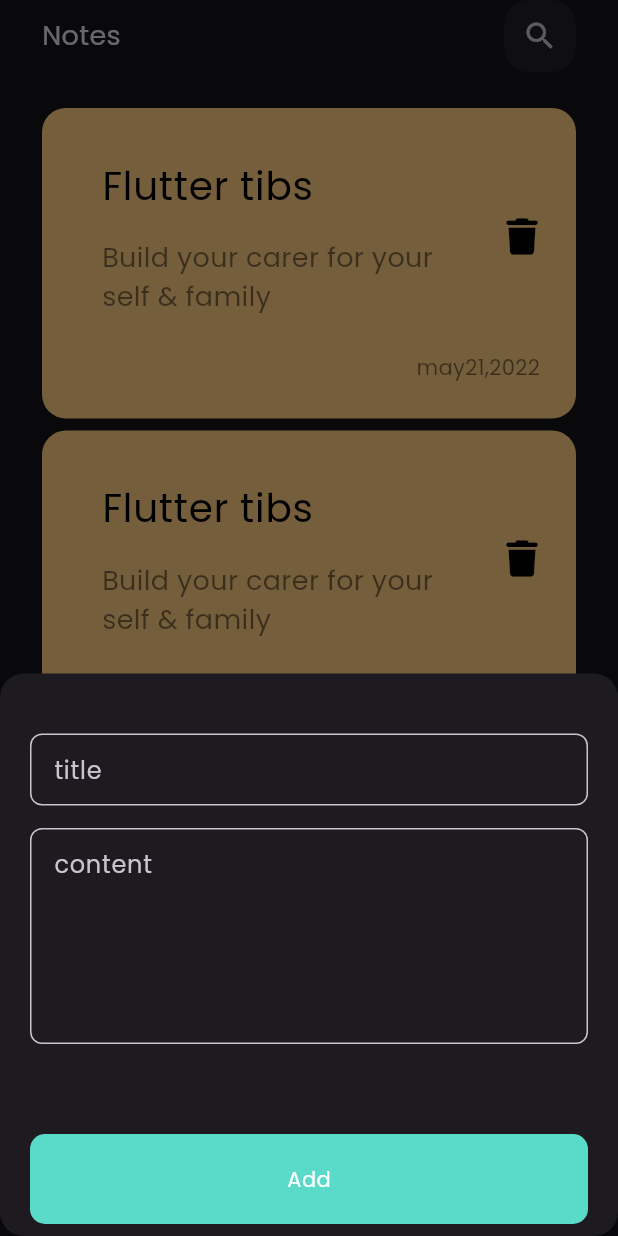
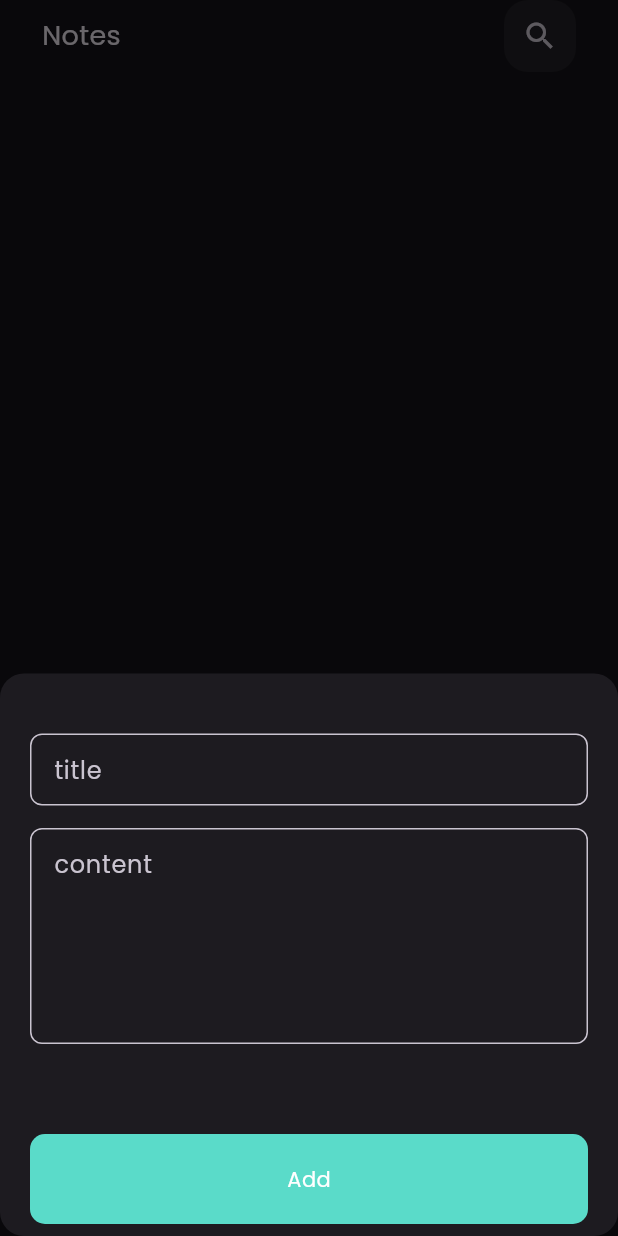
Before and after one commit to AmrMohamed97/local_notes, a Flutter app: the screen it shows after launch, after a tap on the "add" icon, on a phone screen of 412 x 824 dp. Run offline on Flutter 3.47's test engine with Material 3 defaults, Android fonts, the phone set to English and light mode, and no system bars; our stand-ins replace bloc, flutter_bloc, font_awesome_flutter, hive, hive_flutter; accounts and stored records are empty.

```diff
--- a/lib/main.dart
+++ b/lib/main.dart
@@ -1,9 +1,11 @@
 import 'package:bloc/bloc.dart';
 import 'package:flutter/material.dart';
+import 'package:flutter_bloc/flutter_bloc.dart';
 import 'package:hive_flutter/hive_flutter.dart';
 import 'package:local_notes_app/core/models/note_model.dart';
 import 'package:local_notes_app/core/utiles/constants.dart';
 import 'package:local_notes_app/core/utiles/my_observer.dart';
+import 'package:local_notes_app/manager/view_note_cubit.dart';
 import 'package:local_notes_app/views/note_view/notes_view.dart';
 
 void main() async {
@@ -22,13 +24,18 @@ class MyApp extends StatelessWidget {
   // This widget is the root of your application.
   @override
   Widget build(BuildContext context) {
-    return MaterialApp(
-      debugShowCheckedModeBanner: false,
-      theme: ThemeData(
-        brightness: Brightness.dark,
-        fontFamily: 'Poppins',
+    return MultiBlocProvider(
+      providers: [
+        BlocProvider(create: (context) => ViewNoteCubit()..viewNote()),
+      ],
+      child: MaterialApp(
+        debugShowCheckedModeBanner: false,
+        theme: ThemeData(
+          brightness: Brightness.dark,
+          fontFamily: 'Poppins',
+        ),
+        home: const NotesView(),
       ),
-      home: const NotesView(),
     );
   }
 }
--- /dev/null
+++ b/lib/manager/view_note_cubit.dart
@@ -0,0 +1,14 @@
+import 'package:flutter_bloc/flutter_bloc.dart';
+import 'package:hive/hive.dart';
+import 'package:local_notes_app/core/models/note_model.dart';
+import 'package:local_notes_app/core/utiles/constants.dart';
+import 'package:local_notes_app/manager/view_note_state.dart';
+
+class ViewNoteCubit extends Cubit<ViewNoteState> {
+  ViewNoteCubit() : super(ViewNoteInitialState());
+  List<NoteModel>? allNotes;
+  void viewNote() {
+    var notes = Hive.box<NoteModel>(kNotesBox);
+    allNotes = notes.values.toList();
+  }
+}
--- /dev/null
+++ b/lib/manager/view_note_state.dart
@@ -0,0 +1,3 @@
+abstract class ViewNoteState {}
+
+class ViewNoteInitialState extends ViewNoteState {}
--- a/lib/manager/add_note_cubit.dart
+++ b/lib/views/note_view/manager/add_note_cubit.dart
@@ -2,7 +2,7 @@ import 'package:bloc/bloc.dart';
 import 'package:hive_flutter/hive_flutter.dart';
 import 'package:local_notes_app/core/models/note_model.dart';
 import 'package:local_notes_app/core/utiles/constants.dart';
-import 'package:local_notes_app/manager/add_note_state.dart';
+import 'package:local_notes_app/views/note_view/manager/add_note_state.dart';
 
 class AddNoteCubit extends Cubit<AddNoteState> {
   AddNoteCubit() : super(AddNoteInitialState());
--- a/lib/views/note_view/notes_view.dart
+++ b/lib/views/note_view/notes_view.dart
@@ -4,11 +4,10 @@ import 'package:local_notes_app/views/note_view/widgets/note_view_body.dart';
 
 class NotesView extends StatelessWidget {
   const NotesView({super.key});
-  static const id = '/';
   @override
   Widget build(BuildContext context) {
     return Scaffold(
-      resizeToAvoidBottomInset: true,
+      resizeToAvoidBottomInset: false,
       floatingActionButton: FloatingActionButton(
         onPressed: () {
           showModalBottomSheet(
--- a/lib/views/note_view/widgets/add_notes_sheet.dart
+++ b/lib/views/note_view/widgets/add_notes_sheet.dart
@@ -1,8 +1,8 @@
 import 'package:flutter/cupertino.dart';
 import 'package:flutter/material.dart';
 import 'package:flutter_bloc/flutter_bloc.dart';
-import 'package:local_notes_app/manager/add_note_cubit.dart';
-import 'package:local_notes_app/manager/add_note_state.dart';
+import 'package:local_notes_app/views/note_view/manager/add_note_cubit.dart';
+import 'package:local_notes_app/views/note_view/manager/add_note_state.dart';
 import 'package:local_notes_app/views/note_view/widgets/add_notes_form.dart';
 
 class AddNoteBottemSheet extends StatelessWidget {
--- a/lib/views/note_view/widgets/note_item.dart
+++ b/lib/views/note_view/widgets/note_item.dart
@@ -1,10 +1,11 @@
 import 'package:flutter/material.dart';
 import 'package:font_awesome_flutter/font_awesome_flutter.dart';
+import 'package:local_notes_app/core/models/note_model.dart';
 import 'package:local_notes_app/views/edit_note/edit_note_view.dart';
 
 class NoteItem extends StatelessWidget {
-  const NoteItem({super.key});
-
+  const NoteItem({super.key, required this.note});
+  final NoteModel note;
   @override
   Widget build(BuildContext context) {
     return GestureDetector(
@@ -15,16 +16,16 @@ class NoteItem extends StatelessWidget {
       child: Container(
         padding: const EdgeInsetsDirectional.only(top: 24.0, start: 24.0),
         decoration: BoxDecoration(
-          color: const Color(0xffffcc80),
+          color: Color(note.color),
           borderRadius: BorderRadius.circular(16.0),
         ),
         child: Column(
           crossAxisAlignment: CrossAxisAlignment.end,
           children: [
             ListTile(
-              title: const Text(
-                'Flutter tibs',
-                style: TextStyle(
+              title: Text(
+                note.title,
+                style: const TextStyle(
                   fontSize: 26.0,
                   color: Colors.black,
                 ),
@@ -32,7 +33,7 @@ class NoteItem extends StatelessWidget {
               subtitle: Padding(
                 padding: const EdgeInsets.only(top: 16.0),
                 child: Text(
-                  'Build your carer for your self & family',
+                  note.subTitle,
                   style: TextStyle(
                     color: Colors.black.withOpacity(0.5),
                     fontSize: 18.0,
@@ -48,7 +49,7 @@ class NoteItem extends StatelessWidget {
                 padding: const EdgeInsetsDirectional.only(
                     top: 16.0, bottom: 24, end: 24.0),
                 child: Text(
-                  'may21,2022',
+                  note.date,
                   style: TextStyle(
                     color: Colors.black.withOpacity(0.5),
                   ),
--- a/lib/views/note_view/widgets/note_list_view.dart
+++ b/lib/views/note_view/widgets/note_list_view.dart
@@ -1,4 +1,8 @@
 import 'package:flutter/material.dart';
+import 'package:flutter_bloc/flutter_bloc.dart';
+import 'package:local_notes_app/core/models/note_model.dart';
+import 'package:local_notes_app/manager/view_note_cubit.dart';
+import 'package:local_notes_app/manager/view_note_state.dart';
 import 'package:local_notes_app/views/note_view/widgets/note_item.dart';
 
 class NoteListView extends StatelessWidget {
@@ -6,12 +10,20 @@ class NoteListView extends StatelessWidget {
 
   @override
   Widget build(BuildContext context) {
-    return ListView.builder(
-      padding: const EdgeInsets.only(top: 20.0),
-      itemBuilder: (context, index) => const Padding(
-        padding: EdgeInsets.symmetric(vertical: 4.0),
-        child: NoteItem(),
-      ),
+    return BlocBuilder<ViewNoteCubit, ViewNoteState>(
+      builder: (context, state) {
+        List<NoteModel> allNotes =
+            BlocProvider.of<ViewNoteCubit>(context).allNotes ?? [];
+
+        return ListView.builder(
+          padding: const EdgeInsets.only(top: 20.0),
+          itemBuilder: (context, index) => Padding(
+            padding: const EdgeInsets.symmetric(vertical: 4.0),
+            child: NoteItem(note: allNotes[index]),
+          ),
+          itemCount: allNotes.length,
+        );
+      },
     );
   }
 }
--- a/pubspec.yaml
+++ b/pubspec.yaml
@@ -41,6 +41,7 @@ dependencies:
   flutter_bloc: ^8.1.4
   bloc: ^8.1.3
   modal_progress_hud_nsn: ^0.5.1
+  intl: ^0.19.0
 
 
 dev_dependencies:
```
Also changed, not shown: lib/views/note_view/widgets/add_notes_form.dart (+6 -4 lines), lib/views/note_view/manager/add_note_state.dart (renamed from lib/manager/add_note_state.dart), pubspec.lock.
